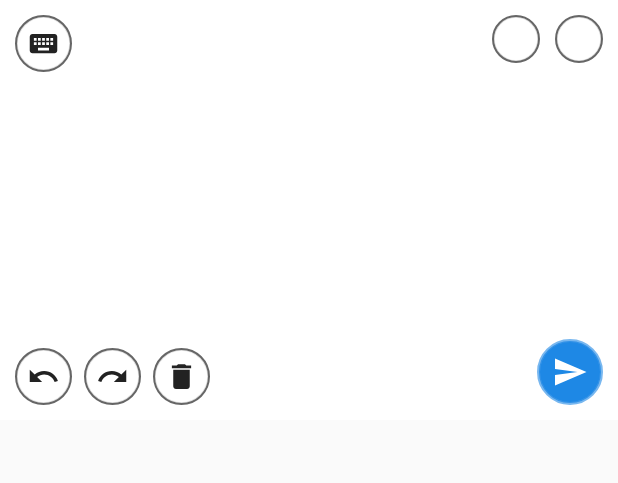
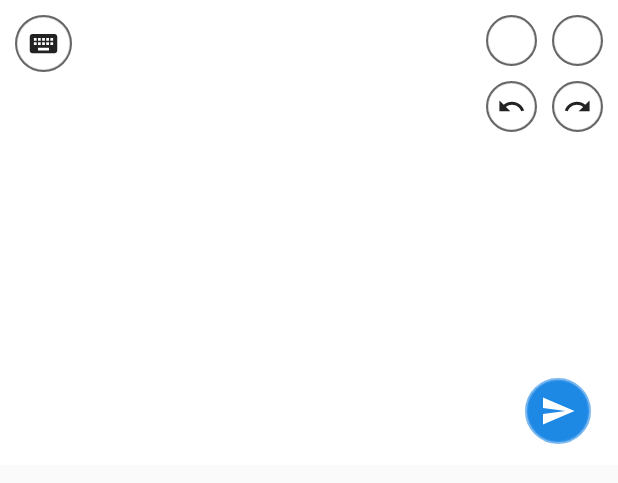
Before and after one commit to Coc0110/Ban_phim, an Android app: the layout keyboard_drawing.xml on its own in the app's theme, with its tools: preview values and no code run, on a phone screen of 412 x 824 dp. Shown: the top 483 px of the screen. Run offline under Robolectric (Android 15) with nearby library versions, the phone set to English and light mode, and no system bars.

Commit message:
feat: refine keyboard layout, nav bar insets, and continuous 2D color slider

```diff
--- a/app/src/main/res/layout/keyboard_drawing.xml
+++ b/app/src/main/res/layout/keyboard_drawing.xml
@@ -9,102 +9,116 @@
         android:layout_width="match_parent"
         android:layout_height="match_parent" />
 
+    <FrameLayout
+        android:id="@+id/controlsOverlay"
+        android:layout_width="match_parent"
+        android:layout_height="match_parent"
+        android:padding="10dp">
+
         <!-- Top-left: Back to regular keyboard -->
         <ImageButton
             android:id="@+id/btnBackKeyboard"
             android:layout_width="38dp"
             android:layout_height="38dp"
             android:layout_gravity="top|start"
-        android:layout_margin="10dp"
             android:background="@drawable/circle_swatch_bg"
             android:contentDescription="@string/btn_back_keyboard"
             android:padding="8dp"
             android:scaleType="centerInside"
             android:src="@drawable/ic_back_keyboard" />
 
-    <!-- Top-right: Pen color button (left) + Background color button (right) -->
+        <!-- Top-right column: Color buttons, Undo/Redo right below, Clear below them -->
         <LinearLayout
-        android:id="@+id/topRightControls"
             android:layout_width="wrap_content"
             android:layout_height="wrap_content"
             android:layout_gravity="top|end"
-        android:layout_margin="10dp"
+            android:gravity="end"
+            android:orientation="vertical">
+
+            <!-- Row 1: Pen color (left) + Background color (right) -->
+            <LinearLayout
+                android:layout_width="wrap_content"
+                android:layout_height="wrap_content"
                 android:gravity="center_vertical"
                 android:orientation="horizontal">
 
-        <com.banphim.drawing.ColorStripView
-            android:id="@+id/stripPenColor"
-            android:layout_width="@dimen/pen_strip_width"
-            android:layout_height="32dp"
-            android:layout_marginEnd="8dp"
-            android:visibility="gone" />
-
                 <View
                     android:id="@+id/btnPenColor"
-            android:layout_width="32dp"
-            android:layout_height="32dp"
+                    android:layout_width="34dp"
+                    android:layout_height="34dp"
                     android:layout_marginEnd="10dp"
                     android:background="@drawable/circle_swatch_bg"
                     android:contentDescription="@string/btn_pen_color" />
 
                 <View
                     android:id="@+id/btnBgColor"
-            android:layout_width="32dp"
-            android:layout_height="32dp"
+                    android:layout_width="34dp"
+                    android:layout_height="34dp"
                     android:background="@drawable/circle_swatch_bg"
                     android:contentDescription="@string/btn_bg_color" />
             </LinearLayout>
 
-    <!-- Vertical color strip dropping down from top-right background button -->
-    <com.banphim.drawing.ColorStripView
-        android:id="@+id/stripBgColor"
-        android:layout_width="32dp"
-        android:layout_height="180dp"
-        android:layout_gravity="top|end"
-        android:layout_marginTop="50dp"
-        android:layout_marginEnd="10dp"
-        android:visibility="gone" />
-
-    <!-- Bottom-left: Undo / Redo / Clear -->
+            <!-- Row 2: Undo + Redo right below the 2 color buttons -->
             <LinearLayout
                 android:layout_width="wrap_content"
                 android:layout_height="wrap_content"
-        android:layout_gravity="bottom|start"
-        android:layout_margin="10dp"
+                android:layout_marginTop="10dp"
                 android:orientation="horizontal">
 
                 <ImageButton
                     android:id="@+id/btnUndo"
-            android:layout_width="38dp"
-            android:layout_height="38dp"
-            android:layout_marginEnd="8dp"
+                    android:layout_width="34dp"
+                    android:layout_height="34dp"
+                    android:layout_marginEnd="10dp"
                     android:background="@drawable/circle_swatch_bg"
                     android:contentDescription="@string/btn_undo"
-            android:padding="8dp"
+                    android:padding="7dp"
                     android:scaleType="centerInside"
                     android:src="@drawable/ic_undo" />
 
                 <ImageButton
                     android:id="@+id/btnRedo"
-            android:layout_width="38dp"
-            android:layout_height="38dp"
-            android:layout_marginEnd="8dp"
+                    android:layout_width="34dp"
+                    android:layout_height="34dp"
                     android:background="@drawable/circle_swatch_bg"
                     android:contentDescription="@string/btn_redo"
-            android:padding="8dp"
+                    android:padding="7dp"
                     android:scaleType="centerInside"
                     android:src="@drawable/ic_redo" />
+            </LinearLayout>
 
+            <!-- Row 3: Clear button (only visible when ink exists on canvas) -->
             <ImageButton
                 android:id="@+id/btnClear"
-            android:layout_width="38dp"
-            android:layout_height="38dp"
+                android:layout_width="34dp"
+                android:layout_height="34dp"
+                android:layout_marginTop="10dp"
                 android:background="@drawable/circle_swatch_bg"
                 android:contentDescription="@string/btn_clear"
-            android:padding="8dp"
+                android:padding="7dp"
                 android:scaleType="centerInside"
-            android:src="@drawable/ic_clear" />
+                android:src="@drawable/ic_clear"
+                android:visibility="gone" />
         </LinearLayout>
+
+        <!-- Horizontal pen slider replacing btnPenColor when active -->
+        <com.banphim.drawing.ColorStripView
+            android:id="@+id/stripPenColor"
+            android:layout_width="@dimen/pen_strip_width"
+            android:layout_height="34dp"
+            android:layout_gravity="top|end"
+            android:layout_marginEnd="44dp"
+            android:elevation="6dp"
+            android:visibility="gone" />
+
+        <!-- Vertical background slider replacing btnBgColor when active -->
+        <com.banphim.drawing.ColorStripView
+            android:id="@+id/stripBgColor"
+            android:layout_width="34dp"
+            android:layout_height="190dp"
+            android:layout_gravity="top|end"
+            android:elevation="6dp"
+            android:visibility="gone" />
 
         <!-- Bottom-right: Send sticker -->
         <ImageButton
@@ -112,7 +126,8 @@
             android:layout_width="44dp"
             android:layout_height="44dp"
             android:layout_gravity="bottom|end"
-        android:layout_margin="10dp"
+            android:layout_marginEnd="8dp"
+            android:layout_marginBottom="4dp"
             android:background="@drawable/circle_swatch_bg"
             android:backgroundTint="@color/send_bg"
             android:contentDescription="@string/btn_send"
@@ -121,3 +136,5 @@
             android:src="@drawable/ic_send" />
 
     </FrameLayout>
+
+</FrameLayout>
--- a/app/src/main/res/values-land/dimens.xml
+++ b/app/src/main/res/values-land/dimens.xml
@@ -1,5 +1,5 @@
 <?xml version="1.0" encoding="utf-8"?>
 <resources>
-    <dimen name="keyboard_height">200dp</dimen>
-    <dimen name="pen_strip_width">220dp</dimen>
+    <dimen name="keyboard_height">210dp</dimen>
+    <dimen name="pen_strip_width">260dp</dimen>
 </resources>
--- a/app/src/main/res/values/dimens.xml
+++ b/app/src/main/res/values/dimens.xml
@@ -1,5 +1,5 @@
 <?xml version="1.0" encoding="utf-8"?>
 <resources>
-    <dimen name="keyboard_height">280dp</dimen>
-    <dimen name="pen_strip_width">160dp</dimen>
+    <dimen name="keyboard_height">310dp</dimen>
+    <dimen name="pen_strip_width">210dp</dimen>
 </resources>
```
Also changed, not shown: app/src/main/java/com/banphim/drawing/ColorStripView.kt (+167 -51 lines), app/src/main/java/com/banphim/ime/DrawingKeyboardService.kt (+25 -4 lines), 2 other files. Lines whose indentation alone changed are shown as unchanged.
